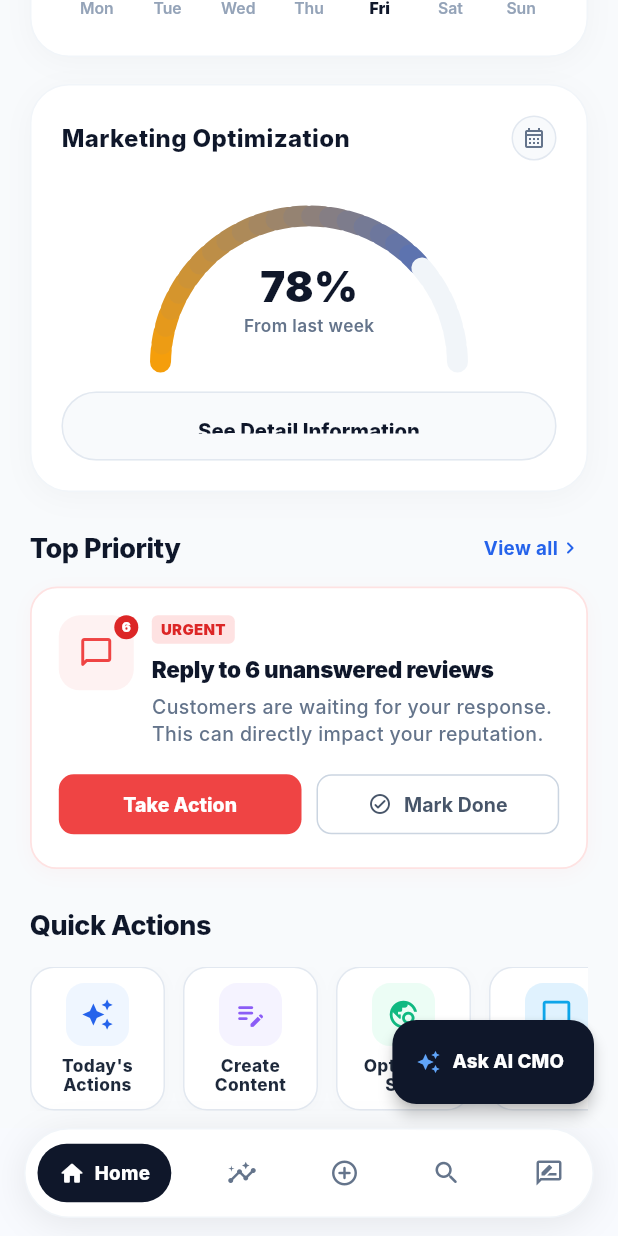
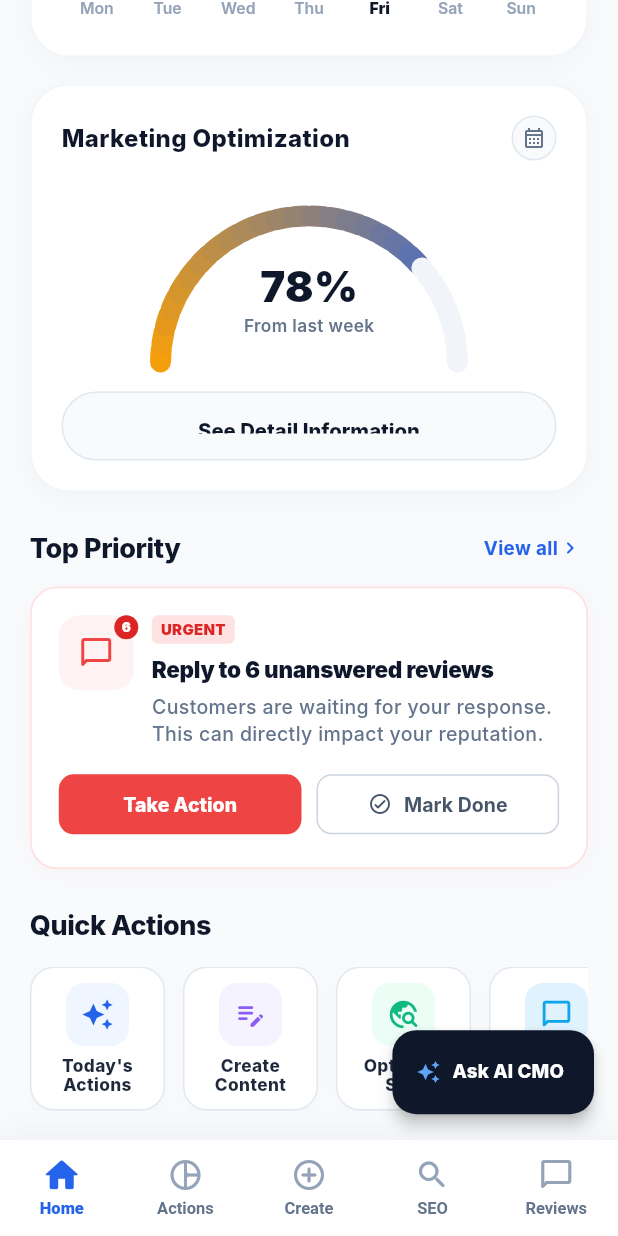
Before and after one commit to optigoai/optigo-ai, a Flutter app: the MainShell screen opened directly, scrolled down 576 dp, on a phone screen of 412 x 824 dp. Run offline on Flutter 3.47's test engine with Material 3 defaults, Android fonts, the phone set to English and light mode, and no system bars; our stand-ins replace flutter_secure_storage; accounts and stored records are empty; Roboto replaces fonts that are missing (Inter).

Commit message:
feat(mobile): switch to light-theme standard bottom navbar with micro-scale animations and appropriate tab icons

```diff
--- a/mobile/lib/presentation/main_shell.dart
+++ b/mobile/lib/presentation/main_shell.dart
@@ -77,87 +77,119 @@
           style: TextStyle(fontSize: 12.5, fontWeight: FontWeight.w800, letterSpacing: 0.1),
         ),
       ),
-      bottomNavigationBar: SafeArea(
-        child: Container(
-          margin: const EdgeInsets.fromLTRB(16, 0, 16, 12),
-          padding: const EdgeInsets.symmetric(horizontal: 8, vertical: 8),
+      bottomNavigationBar: Container(
         decoration: BoxDecoration(
           color: Colors.white,
-            borderRadius: BorderRadius.circular(34),
-            border: Border.all(color: const Color(0xFFF1F5F9)),
+          border: const Border(
+            top: BorderSide(color: Color(0xFFF1F5F9), width: 1.2),
+          ),
           boxShadow: [
             BoxShadow(
-                color: Colors.black.withValues(alpha: 0.08),
-                blurRadius: 20,
-                offset: const Offset(0, 4),
+              color: Colors.black.withValues(alpha: 0.04),
+              blurRadius: 16,
+              offset: const Offset(0, -4),
             ),
           ],
         ),
+        child: SafeArea(
+          child: SizedBox(
+            height: 64,
             child: Row(
-            mainAxisAlignment: MainAxisAlignment.spaceBetween,
+              mainAxisAlignment: MainAxisAlignment.spaceAround,
               children: [
-              _buildFloatingNavItem(0, Icons.home_rounded, 'Home'),
-              _buildFloatingNavItem(1, Icons.insights_rounded, 'Actions'),
-              _buildFloatingNavItem(2, Icons.add_circle_outline_rounded, 'Create'),
-              _buildFloatingNavItem(3, Icons.search_rounded, 'SEO'),
-              _buildFloatingNavItem(4, Icons.rate_review_outlined, 'Reviews'),
+                _buildNavBarItem(
+                  index: 0,
+                  activeIcon: Icons.home_rounded,
+                  inactiveIcon: Icons.home_outlined,
+                  label: 'Home',
+                ),
+                _buildNavBarItem(
+                  index: 1,
+                  activeIcon: Icons.pie_chart_rounded,
+                  inactiveIcon: Icons.pie_chart_outline_rounded,
+                  label: 'Actions',
+                ),
+                _buildNavBarItem(
+                  index: 2,
+                  activeIcon: Icons.add_circle_rounded,
+                  inactiveIcon: Icons.add_circle_outline_rounded,
+                  label: 'Create',
+                ),
+                _buildNavBarItem(
+                  index: 3,
+                  activeIcon: Icons.travel_explore_rounded,
+                  inactiveIcon: Icons.search_rounded,
+                  label: 'SEO',
+                ),
+                _buildNavBarItem(
+                  index: 4,
+                  activeIcon: Icons.chat_bubble_rounded,
+                  inactiveIcon: Icons.chat_bubble_outline_rounded,
+                  label: 'Reviews',
+                ),
+              ],
+            ),
+          ),
+        ),
+      ),
+    );
+  }
+
+  Widget _buildNavBarItem({
+    required int index,
+    required IconData activeIcon,
+    required IconData inactiveIcon,
+    required String label,
+  }) {
+    final isSelected = _currentIndex == index;
+
+    return Expanded(
+      child: InkWell(
+        onTap: () => _navigateToTab(index),
+        splashColor: const Color(0xFFEFF6FF),
+        highlightColor: Colors.transparent,
+        child: Container(
+          padding: const EdgeInsets.symmetric(vertical: 6),
+          child: Column(
+            mainAxisSize: MainAxisSize.min,
+            mainAxisAlignment: MainAxisAlignment.center,
+            children: [
+              // Micro-animation scale for the active icon
+              TweenAnimationBuilder<double>(
+                tween: Tween(begin: 1.0, end: isSelected ? 1.15 : 1.0),
+                duration: const Duration(milliseconds: 220),
+                curve: Curves.easeOutBack,
+                builder: (context, scale, child) {
+                  return Transform.scale(
+                    scale: scale,
+                    child: Icon(
+                      isSelected ? activeIcon : inactiveIcon,
+                      color: isSelected
+                          ? const Color(0xFF2563EB)
+                          : const Color(0xFF94A3B8),
+                      size: 24,
+                    ),
+                  );
+                },
+              ),
+              const SizedBox(height: 4),
+              // Smooth label text animation
+              AnimatedDefaultTextStyle(
+                duration: const Duration(milliseconds: 200),
+                curve: Curves.easeInOut,
+                style: TextStyle(
+                  fontSize: 11,
+                  fontWeight: isSelected ? FontWeight.w800 : FontWeight.w600,
+                  color: isSelected
+                      ? const Color(0xFF2563EB)
+                      : const Color(0xFF64748B),
+                ),
+                child: Text(label),
+              ),
             ],
           ),
         ),
       ),
     );
   }
-
-  Widget _buildFloatingNavItem(int index, IconData icon, String label) {
-    final isSelected = _currentIndex == index;
-
-    if (isSelected) {
-      // Dark active pill capsule
-      return AnimatedContainer(
-        duration: const Duration(milliseconds: 250),
-        curve: Curves.easeInOut,
-        padding: const EdgeInsets.symmetric(horizontal: 14, vertical: 10),
-        decoration: BoxDecoration(
-          color: const Color(0xFF0F172A),
-          borderRadius: BorderRadius.circular(24),
-        ),
-        child: Row(
-          mainAxisSize: MainAxisSize.min,
-          children: [
-            Icon(icon, color: Colors.white, size: 18),
-            const SizedBox(width: 6),
-            Text(
-              label,
-              style: const TextStyle(
-                fontSize: 12.5,
-                fontWeight: FontWeight.w800,
-                color: Colors.white,
-              ),
-            ),
-          ],
-        ),
-      );
 }
-
-    // Inactive circular button
-    return InkWell(
-      onTap: () => _navigateToTab(index),
-      borderRadius: BorderRadius.circular(22),
-      child: Container(
-        width: 42,
-        height: 42,
-        decoration: const BoxDecoration(
-          color: Colors.transparent,
-          shape: BoxShape.circle,
-        ),
-        child: Center(
-          child: Icon(
-            icon,
-            color: const Color(0xFF64748B),
-            size: 20,
-          ),
-        ),
-      ),
-    );
-  }
-}
```
Lines whose indentation alone changed are shown as unchanged.
